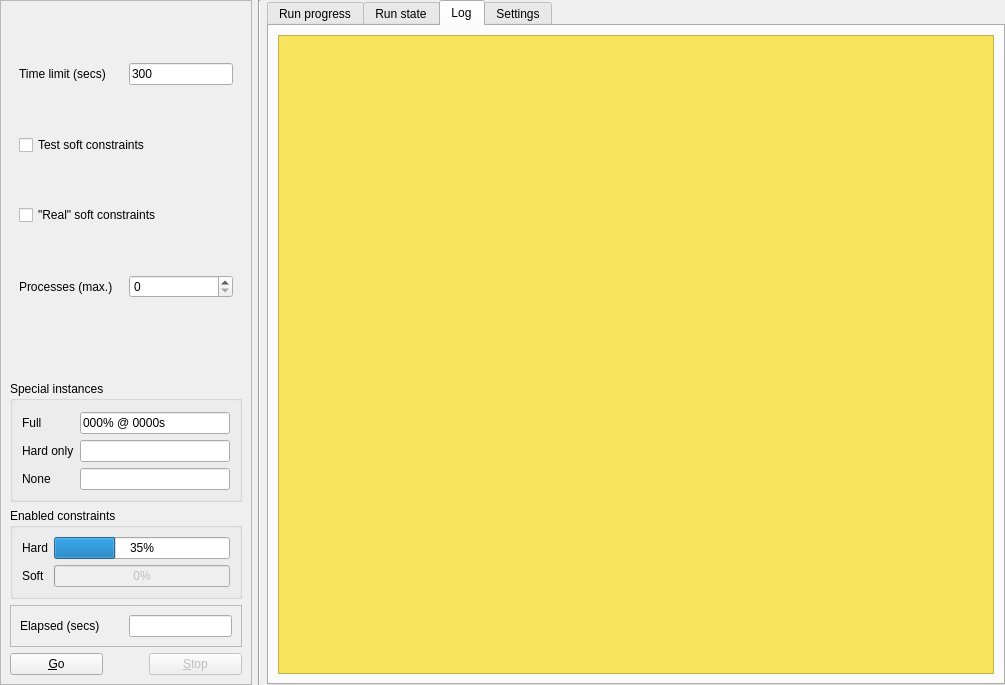
The window that gui/fetrunner.ui (gradgrind/fetrunner) describes before a commit, drawn with Qt 5.
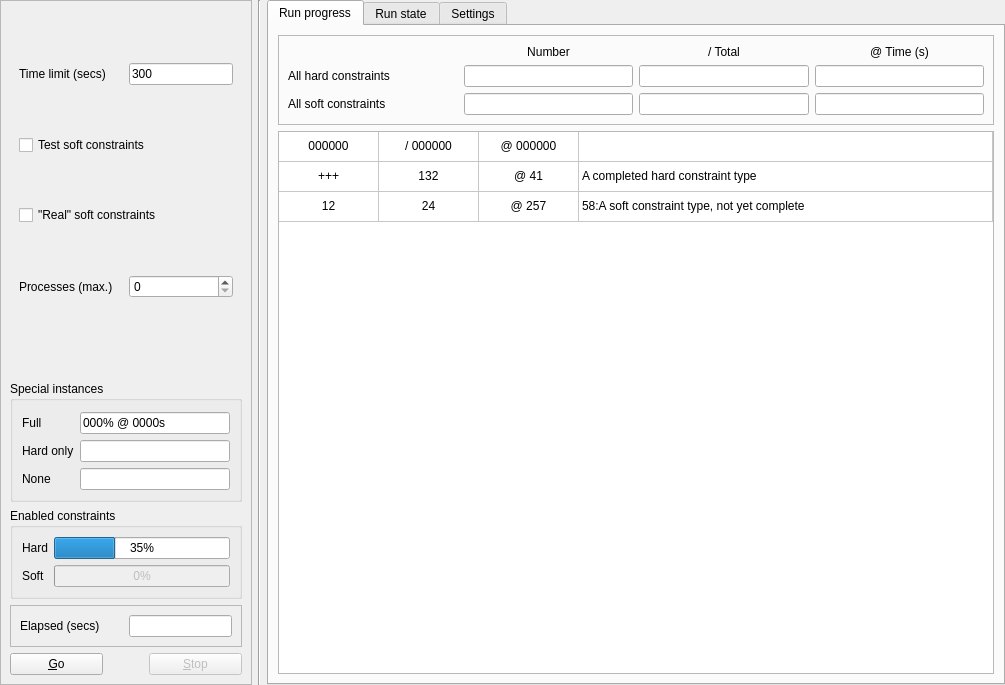
The same window after the commit. The open tabs and pages were chosen to show the change.

Patch:
```diff
--- a/gui/fetrunner.ui
+++ b/gui/fetrunner.ui
@@ -978,29 +978,6 @@
        </item>
       </layout>
      </widget>
-     <widget class="QWidget" name="tab_log">
-      <attribute name="title">
-       <string>Log</string>
-      </attribute>
-      <layout class="QVBoxLayout" name="verticalLayout_2">
-       <item>
-        <widget class="QTextEdit" name="logview">
-         <property name="styleSheet">
-          <string notr="true">background-color: rgb(248, 228, 92);</string>
-         </property>
-         <property name="undoRedoEnabled">
-          <bool>false</bool>
-         </property>
-         <property name="readOnly">
-          <bool>true</bool>
-         </property>
-         <property name="acceptRichText">
-          <bool>false</bool>
-         </property>
-        </widget>
-       </item>
-      </layout>
-     </widget>
      <widget class="QWidget" name="tab_settings">
       <attribute name="title">
        <string>Settings</string>
```
